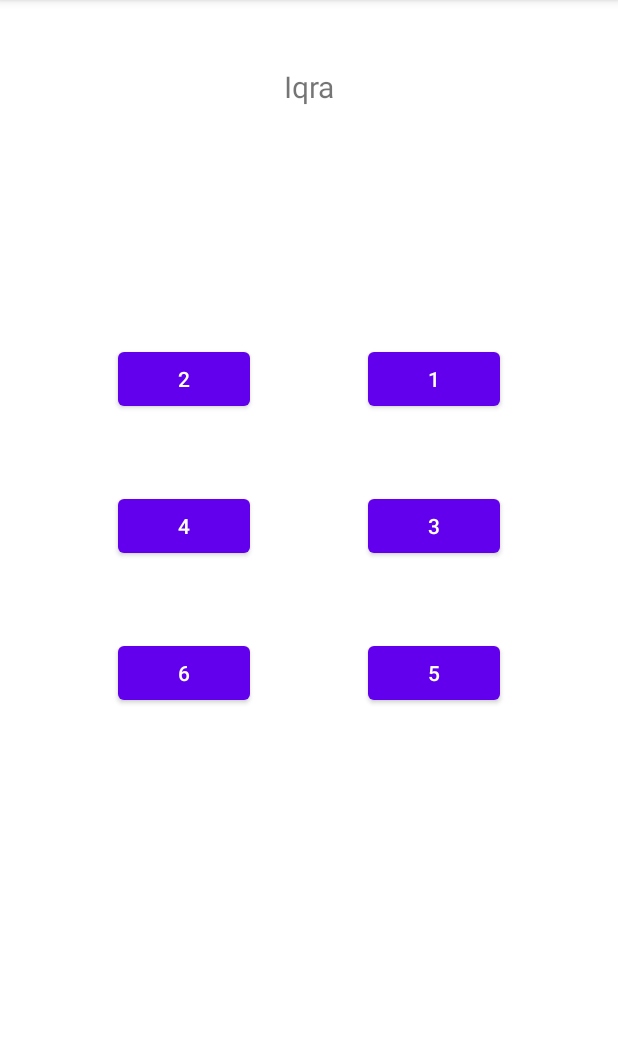
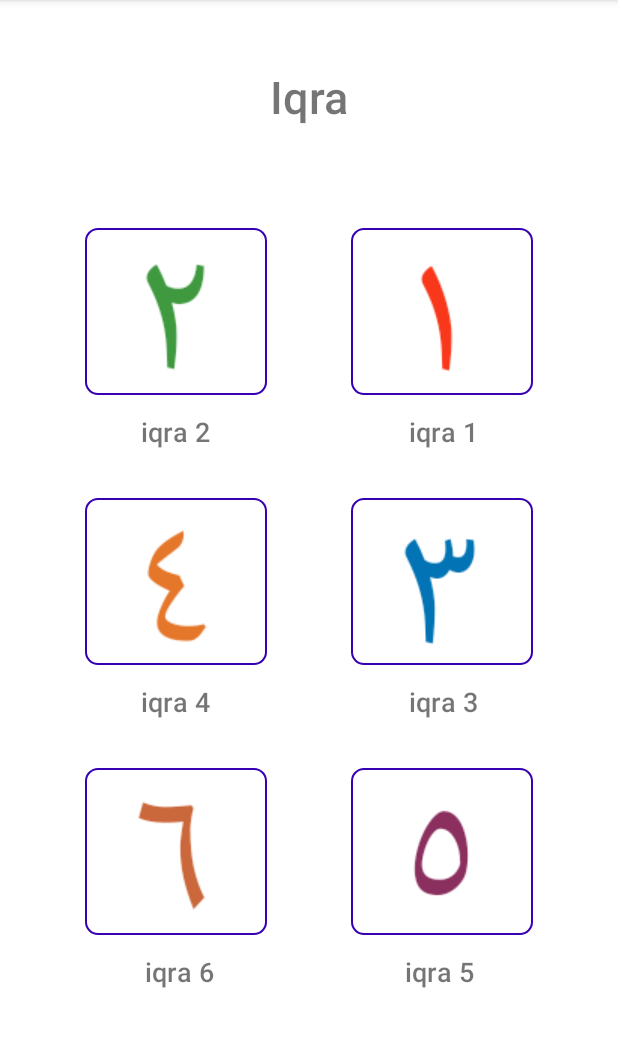
Before and after one commit to Faridwm/MuslimKid, an Android app: the IqraMenuActivity screen opened directly, with no data from a screen before it, on a phone screen of 412 x 824 dp, the part 84-1131 px from its top. Run offline under Robolectric (Android 15) with nearby library versions, the phone set to English and light mode, and no system bars.

Commit message:
1. Memperbaiki layout untuk bisinis proses iqra

```diff
--- a/app/src/main/java/com/fwmubarok/muslimkid/IqraMenuActivity.java
+++ b/app/src/main/java/com/fwmubarok/muslimkid/IqraMenuActivity.java
@@ -7,6 +7,7 @@ import android.content.Intent;
 import android.os.Bundle;
 import android.view.View;
 import android.widget.Button;
+import android.widget.ImageButton;
 
 public class IqraMenuActivity extends AppCompatActivity {
 
@@ -14,7 +15,7 @@ public class IqraMenuActivity extends AppCompatActivity {
     private Context context = this;
 
     //Button
-    private Button btn_iqra_1, btn_iqra_2, btn_iqra_3, btn_iqra_4, btn_iqra_5, btn_iqra_6;
+    private ImageButton btn_iqra_1, btn_iqra_2, btn_iqra_3, btn_iqra_4, btn_iqra_5, btn_iqra_6;
 
     @Override
     protected void onCreate(Bundle savedInstanceState) {
--- /dev/null
+++ b/app/src/main/res/drawable/border.xml
@@ -0,0 +1,16 @@
+<?xml version="1.0" encoding="utf-8"?>
+<shape xmlns:android="http://schemas.android.com/apk/res/android">
+    <stroke
+        android:width="1dp"
+        android:color="#FF3700B3" />
+    <padding
+        android:left="1dp"
+        android:top="1dp"
+        android:right="1dp"
+        android:bottom="1dp" />
+    <corners
+        android:bottomRightRadius="8dip"
+        android:bottomLeftRadius="8dip"
+        android:topRightRadius="8dip"
+        android:topLeftRadius="8dip" />
+</shape>
--- a/app/src/main/res/layout/activity_iqra_menu.xml
+++ b/app/src/main/res/layout/activity_iqra_menu.xml
@@ -8,81 +8,179 @@
     tools:context=".IqraMenuActivity">
 
   <TextView
-      android:id="@+id/textView2"
+      android:id="@+id/tv_iqra_6"
+      android:layout_width="100dp"
+      android:layout_height="wrap_content"
+      android:layout_marginStart="60dp"
+      android:layout_marginTop="12dp"
+      android:layout_marginEnd="32dp"
+      android:fontFamily="sans-serif-medium"
+      android:gravity="center"
+      android:text="iqra 6"
+      android:textSize="18sp"
+      app:layout_constraintEnd_toStartOf="@+id/tv_iqra_5"
+      app:layout_constraintStart_toStartOf="parent"
+      app:layout_constraintTop_toBottomOf="@+id/btn_iqra_6" />
+
+  <TextView
+      android:id="@+id/tv_iqra_5"
+      android:layout_width="100dp"
+      android:layout_height="wrap_content"
+      android:layout_marginStart="32dp"
+      android:layout_marginTop="12dp"
+      android:layout_marginEnd="60dp"
+      android:fontFamily="sans-serif-medium"
+      android:gravity="center"
+      android:text="iqra 5"
+      android:textSize="18sp"
+      app:layout_constraintEnd_toEndOf="parent"
+      app:layout_constraintStart_toEndOf="@+id/tv_iqra_6"
+      app:layout_constraintTop_toBottomOf="@+id/btn_iqra_5" />
+
+  <TextView
+      android:id="@+id/tv_iqra_menu"
       android:layout_width="wrap_content"
       android:layout_height="wrap_content"
       android:layout_marginTop="44dp"
-      android:text="Iqra"
-      android:textSize="20sp"
+      android:fontFamily="sans-serif-medium"
+      android:text="@string/iqra"
+      android:textSize="30sp"
       app:layout_constraintEnd_toEndOf="parent"
       app:layout_constraintStart_toStartOf="parent"
       app:layout_constraintTop_toTopOf="parent" />
 
-  <Button
+  <ImageButton
       android:id="@+id/btn_iqra_1"
       android:layout_width="wrap_content"
       android:layout_height="wrap_content"
-      android:layout_marginTop="240dp"
-      android:text="1"
-      app:layout_constraintBottom_toTopOf="@+id/btn_iqra_3"
+      android:layout_marginTop="152dp"
+      android:background="@drawable/border"
+      android:src="@drawable/arab_1"
+      app:layout_constraintBottom_toTopOf="@+id/tv_iqra_1"
       app:layout_constraintEnd_toEndOf="parent"
       app:layout_constraintStart_toEndOf="@+id/btn_iqra_2"
       app:layout_constraintTop_toTopOf="parent" />
 
-  <Button
+  <ImageButton
       android:id="@+id/btn_iqra_2"
       android:layout_width="wrap_content"
       android:layout_height="wrap_content"
-      android:layout_marginTop="240dp"
-      android:text="2"
-      app:layout_constraintBottom_toTopOf="@+id/btn_iqra_4"
+      android:layout_marginTop="152dp"
+      android:background="@drawable/border"
+      android:src="@drawable/arab_2"
+      app:layout_constraintBottom_toTopOf="@+id/tv_iqra_2"
       app:layout_constraintEnd_toStartOf="@+id/btn_iqra_1"
       app:layout_constraintStart_toStartOf="parent"
       app:layout_constraintTop_toTopOf="parent" />
 
-  <Button
+  <ImageButton
       android:id="@+id/btn_iqra_3"
       android:layout_width="wrap_content"
       android:layout_height="wrap_content"
-      android:layout_marginTop="50dp"
-      android:text="3"
-      app:layout_constraintBottom_toTopOf="@+id/btn_iqra_5"
+      android:layout_marginTop="32dp"
+      android:background="@drawable/border"
+      android:src="@drawable/arab_3"
+      app:layout_constraintBottom_toTopOf="@+id/tv_iqra_3"
       app:layout_constraintEnd_toEndOf="parent"
       app:layout_constraintStart_toEndOf="@+id/btn_iqra_4"
-      app:layout_constraintTop_toBottomOf="@+id/btn_iqra_1" />
+      app:layout_constraintTop_toBottomOf="@+id/tv_iqra_1" />
 
-  <Button
+  <ImageButton
       android:id="@+id/btn_iqra_4"
       android:layout_width="wrap_content"
       android:layout_height="wrap_content"
-      android:layout_marginTop="50dp"
-      android:text="4"
-      app:layout_constraintBottom_toTopOf="@+id/btn_iqra_6"
+      android:layout_marginTop="32dp"
+      android:background="@drawable/border"
+      android:src="@drawable/arab_4"
+      app:layout_constraintBottom_toTopOf="@+id/tv_iqra_4"
       app:layout_constraintEnd_toStartOf="@+id/btn_iqra_3"
+      app:layout_constraintStart_toStartOf="parent"
+      app:layout_constraintTop_toBottomOf="@+id/tv_iqra_2" />
+
+  <ImageButton
+      android:id="@+id/btn_iqra_5"
+      android:layout_width="wrap_content"
+      android:layout_height="wrap_content"
+      android:layout_marginTop="32dp"
+      android:background="@drawable/border"
+      android:src="@drawable/arab_5"
+      app:layout_constraintEnd_toEndOf="parent"
+      app:layout_constraintStart_toEndOf="@+id/btn_iqra_6"
+      app:layout_constraintTop_toBottomOf="@+id/tv_iqra_3" />
+
+  <ImageButton
+      android:id="@+id/btn_iqra_6"
+      android:layout_width="wrap_content"
+      android:layout_height="wrap_content"
+      android:layout_marginTop="32dp"
+      android:background="@drawable/border"
+      android:src="@drawable/arab_6"
+      app:layout_constraintEnd_toStartOf="@+id/btn_iqra_5"
+      app:layout_constraintStart_toStartOf="parent"
+      app:layout_constraintTop_toBottomOf="@+id/tv_iqra_4" />
+
+  <TextView
+      android:id="@+id/tv_iqra_1"
+      android:layout_width="100dp"
+      android:layout_height="wrap_content"
+      android:layout_marginStart="36dp"
+      android:layout_marginTop="12dp"
+      android:layout_marginEnd="60dp"
+      android:fontFamily="sans-serif-medium"
+      android:gravity="center"
+      android:text="iqra 1"
+      android:textSize="18sp"
+      app:layout_constraintBottom_toTopOf="@+id/btn_iqra_3"
+      app:layout_constraintEnd_toEndOf="parent"
+      app:layout_constraintStart_toEndOf="@+id/tv_iqra_2"
+      app:layout_constraintTop_toBottomOf="@+id/btn_iqra_1" />
+
+  <TextView
+      android:id="@+id/tv_iqra_2"
+      android:layout_width="100dp"
+      android:layout_height="wrap_content"
+      android:layout_marginStart="60dp"
+      android:layout_marginTop="12dp"
+      android:layout_marginEnd="36dp"
+      android:fontFamily="sans-serif-medium"
+      android:gravity="center"
+      android:text="iqra 2"
+      android:textSize="18sp"
+      app:layout_constraintBottom_toTopOf="@+id/btn_iqra_4"
+      app:layout_constraintEnd_toStartOf="@+id/tv_iqra_1"
       app:layout_constraintStart_toStartOf="parent"
       app:layout_constraintTop_toBottomOf="@+id/btn_iqra_2" />
 
-  <Button
-      android:id="@+id/btn_iqra_5"
-      android:layout_width="wrap_content"
+  <TextView
+      android:id="@+id/tv_iqra_3"
+      android:layout_width="100dp"
       android:layout_height="wrap_content"
-      android:layout_marginTop="50dp"
-      android:layout_marginBottom="307dp"
-      android:text="5"
-      app:layout_constraintBottom_toBottomOf="parent"
+      android:layout_marginStart="36dp"
+      android:layout_marginTop="12dp"
+      android:layout_marginEnd="60dp"
+      android:fontFamily="sans-serif-medium"
+      android:gravity="center"
+      android:text="iqra 3"
+      android:textSize="18sp"
+      app:layout_constraintBottom_toTopOf="@+id/btn_iqra_5"
       app:layout_constraintEnd_toEndOf="parent"
-      app:layout_constraintStart_toEndOf="@+id/btn_iqra_6"
+      app:layout_constraintStart_toEndOf="@+id/tv_iqra_4"
       app:layout_constraintTop_toBottomOf="@+id/btn_iqra_3" />
 
-  <Button
-      android:id="@+id/btn_iqra_6"
-      android:layout_width="wrap_content"
+  <TextView
+      android:id="@+id/tv_iqra_4"
+      android:layout_width="100dp"
       android:layout_height="wrap_content"
-      android:layout_marginTop="50dp"
-      android:layout_marginBottom="307dp"
-      android:text="6"
-      app:layout_constraintBottom_toBottomOf="parent"
-      app:layout_constraintEnd_toStartOf="@+id/btn_iqra_5"
+      android:layout_marginStart="60dp"
+      android:layout_marginTop="12dp"
+      android:layout_marginEnd="36dp"
+      android:fontFamily="sans-serif-medium"
+      android:gravity="center"
+      android:text="iqra 4"
+      android:textSize="18sp"
+      app:layout_constraintBottom_toTopOf="@+id/btn_iqra_6"
+      app:layout_constraintEnd_toStartOf="@+id/tv_iqra_3"
       app:layout_constraintStart_toStartOf="parent"
       app:layout_constraintTop_toBottomOf="@+id/btn_iqra_4" />
+
 </androidx.constraintlayout.widget.ConstraintLayout>
--- a/app/src/main/res/layout/activity_main.xml
+++ b/app/src/main/res/layout/activity_main.xml
@@ -10,19 +10,27 @@
         android:id="@+id/textView"
         android:layout_width="wrap_content"
         android:layout_height="wrap_content"
-        android:text="Muslim Kids"
-        app:layout_constraintBottom_toTopOf="@+id/btn_act_iqra"
+        android:layout_marginTop="128dp"
+        android:fontFamily="sans-serif-black"
+        android:gravity="center"
+        android:text="@string/muslim_kids"
+        android:textSize="25sp"
+        app:layout_constraintHorizontal_bias="0.498"
         app:layout_constraintLeft_toLeftOf="parent"
         app:layout_constraintRight_toRightOf="parent"
         app:layout_constraintTop_toTopOf="parent" />
 
-    <Button
+    <ImageButton
         android:id="@+id/btn_act_iqra"
-        android:layout_width="wrap_content"
-        android:layout_height="wrap_content"
-        android:text="Iqra"
-        app:layout_constraintBottom_toTopOf="@+id/btn_act_doa"
+        android:layout_width="120dp"
+        android:layout_height="110dp"
+        android:layout_marginTop="96dp"
+        android:background="@color/white"
+        android:scaleType="fitXY"
+        android:src="@drawable/abata"
+        app:layout_constraintBottom_toTopOf="@+id/textView2"
         app:layout_constraintEnd_toEndOf="parent"
+        app:layout_constraintHorizontal_bias="0.483"
         app:layout_constraintStart_toStartOf="parent"
         app:layout_constraintTop_toBottomOf="@+id/textView" />
 
@@ -30,10 +38,24 @@
         android:id="@+id/btn_act_doa"
         android:layout_width="wrap_content"
         android:layout_height="wrap_content"
-        android:layout_marginBottom="160dp"
+        android:layout_marginBottom="244dp"
         android:text="Doa Harian"
         app:layout_constraintBottom_toBottomOf="parent"
         app:layout_constraintEnd_toEndOf="parent"
+        app:layout_constraintHorizontal_bias="0.481"
+        app:layout_constraintStart_toStartOf="parent" />
+
+    <TextView
+        android:id="@+id/textView2"
+        android:layout_width="120dp"
+        android:layout_height="wrap_content"
+        android:layout_marginTop="16dp"
+        android:fontFamily="sans-serif-medium"
+        android:gravity="center"
+        android:text="IQRA"
+        android:textSize="18sp"
+        app:layout_constraintEnd_toEndOf="parent"
+        app:layout_constraintHorizontal_bias="0.498"
         app:layout_constraintStart_toStartOf="parent"
         app:layout_constraintTop_toBottomOf="@+id/btn_act_iqra" />
 
--- a/app/src/main/res/values/strings.xml
+++ b/app/src/main/res/values/strings.xml
@@ -1,4 +1,6 @@
 <resources>
     <string name="app_name">MuslimKid</string>
     <string name="nama_doa">Nama Doa</string>
+    <string name="iqra">Iqra</string>
+    <string name="muslim_kids">Muslim Kids</string>
 </resources>
```
Also changed, not shown: app/src/main/res/drawable/abata.png (added), app/src/main/res/drawable/arab_1.png (added), app/src/main/res/drawable/arab_2.png (added), app/src/main/res/drawable/arab_3.png (added), app/src/main/res/drawable/arab_4.png (added), app/src/main/res/drawable/arab_5.png (added), app/src/main/res/drawable/arab_6.png (added).
